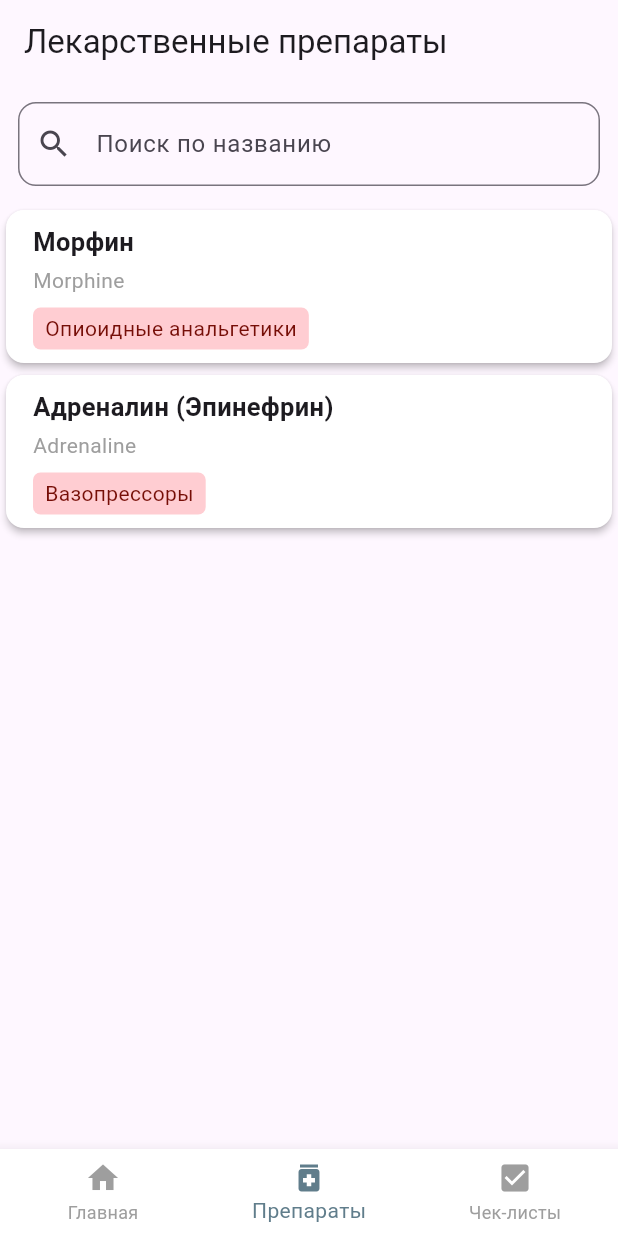
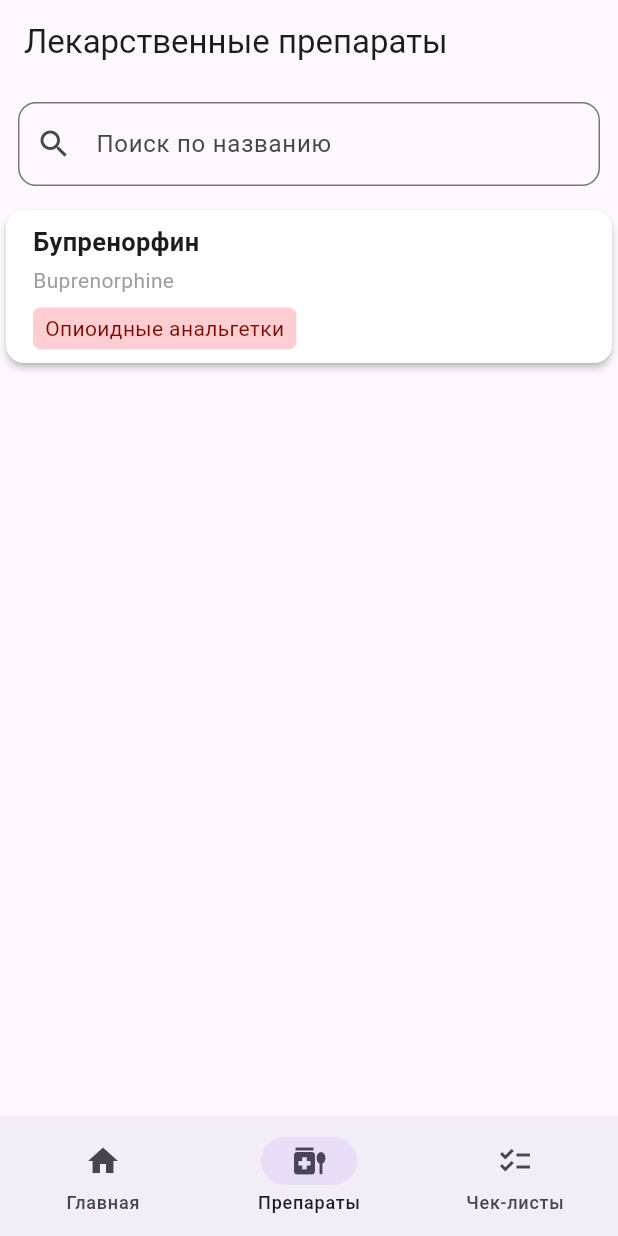
Before and after one commit to stupalovsava-png/flutter_application_military_directory, a Flutter app: the screen it shows after launch, item 2 of the bottom bar chosen, on a phone screen of 412 x 824 dp. Run offline on Flutter 3.47's test engine with Material 3 defaults, Android fonts, the phone set to English and light mode, and no system bars.

Commit message:
2 commit

```diff
--- a/lib/data/drugs/drug_model.dart
+++ b/lib/data/drugs/drug_model.dart
@@ -1,3 +1,5 @@
+import 'package:flutter/material.dart';
+
 class DrugModel {
   int id;
   String name;
@@ -10,10 +12,14 @@ class DrugModel {
   String dosage;
   String contraindications;
   String releaseForm;
+  String interaction;
+  String caution;
+  String additionial;
 
   DrugModel({
     required this.description,
     required this.group,
+    required this.additionial,
     required this.id,
     required this.latinName,
     required this.name,
@@ -23,5 +29,7 @@ class DrugModel {
     required this.contraindications,
     required this.dosage,
     required this.releaseForm,
+    required this.interaction,
+    required this.caution,
   });
 }
--- a/lib/data/drugs/drugs_data.dart
+++ b/lib/data/drugs/drugs_data.dart
@@ -2,29 +2,25 @@ import 'package:flutter_application_military_directory/data/drugs/drug_model.dar
 
 final List<DrugModel> drugList = [
   DrugModel(
-    description: 'description',
-    group: 'Опиоидные анальгетики',
-    id: 1,
-    name: 'Морфин',
-    sideEffects: 'sideEffects',
-    latinName: 'Morphine',
-    form: '',
-    indications: '',
-    contraindications: '',
+    description:
+        'Опиоидный анальгетик, частичный агонист μ-рецепторов с некоторой антагонистической активностью в отношении κ-рецепторов. По эффективности несколько уступает морфину. Продолжительность действия больше, чем у морфина - около 6 ч, что обусловлено более прочным связыванием с рецепторами. Угнетает дыхательный центр в меньшей степени, чем морфин.',
+    group: 'Опиоидные анальгетки',
+    id: 3,
+    name: "Бупренорфин",
+    sideEffects:
+        'Со стороны пищеварительной системы: тошнота, рвота, сухость во рту.Со стороны ЦНС: головная боль, депрессия, заторможенность, угнетение дыхательного центра, замедление скорости психических и двигательных реакций.Со стороны сердечно-сосудистой системы: снижение АД.Прочие: одышка, повышенное потоотделение, кожная сыпь.',
+    latinName: 'Buprenorphine',
+    indications: 'Острая и хроническая боль.',
+    contraindications:
+        'Угнетение дыхательного центра, беременность, лактация, детский возраст до 12 лет, повышенная чувствительность к бупренорфину.',
     dosage: '',
     releaseForm: '',
-  ),
-  DrugModel(
-    description: 'description',
-    group: 'Вазопрессоры',
-    id: 2,
-    name: "Адреналин (Эпинефрин)",
-    sideEffects: 'sideEffects',
-    latinName: 'Adrenaline',
-    form: '',
-    indications: '',
-    contraindications: '',
-    dosage: '',
-    releaseForm: '',
+    form: 'Шприц-тюбик, ампулы',
+    caution:
+        'При нарушении функции дыхания, при печеночной и/или почечной недостаточности, микседеме, гипотиреозе, надпочечниковой недостаточности, угнетении ЦНС, черепно-мозговой травме, токсическом психозе, гипертрофии предстательной железы',
+    interaction:
+        'потенцирует действие опиоидных анальгетиков, фенотиазинов, анксиолитиков, седативных, снотворных, средств для наркоза, этанола, ингибиторов МАО.',
+    additionial:
+        'Способ введения: внутримышечно с интервалом 6-8 ч \nНачало действия: через 10-15 минут \nДлительность действия: 2 – 7 ч',
   ),
 ];
--- /dev/null
+++ b/lib/navigation/app_routes.dart
@@ -0,0 +1,40 @@
+// app_routes.dart
+import 'package:flutter/material.dart';
+
+import 'package:flutter_application_military_directory/presentation/main_screen.dart';
+import 'package:flutter_application_military_directory/presentation/drugs/drug_screen.dart';
+import 'package:flutter_application_military_directory/presentation/chek_list/check_lists.dart';
+
+enum AppScreen {
+  main,
+  drugs,
+  checklists;
+
+  // Возвращает соответствующий виджет экрана
+  Widget get screen => switch (this) {
+    AppScreen.main => const MainScreen(),
+    AppScreen.drugs => const DrugScreen(),
+    AppScreen.checklists => const CheckLists(),
+  };
+
+  // Название для отображения в BottomNavigationBar
+  String get label => switch (this) {
+    AppScreen.main => 'Главная',
+    AppScreen.drugs => 'Препараты',
+    AppScreen.checklists => 'Чек-листы',
+  };
+
+  // Иконка для BottomNavigationBar
+  IconData get icon => switch (this) {
+    AppScreen.main => Icons.home,
+    AppScreen.drugs => Icons.medication,
+    AppScreen.checklists => Icons.checklist,
+  };
+
+  // Иконка активная (если хочешь отдельную)
+  IconData get activeIcon => switch (this) {
+    AppScreen.main => Icons.home_filled,
+    AppScreen.drugs => Icons.medication_liquid,
+    AppScreen.checklists => Icons.checklist_rounded,
+  };
+}
--- a/lib/navigation/navigation.dart
+++ /dev/null
@@ -1 +0,0 @@
-enum Screens {}
--- a/lib/presentation/app_shell.dart
+++ b/lib/presentation/app_shell.dart
@@ -1,7 +1,6 @@
 import 'package:flutter/material.dart';
-import 'package:flutter_application_military_directory/presentation/chek_list/check_lists.dart';
-import 'package:flutter_application_military_directory/presentation/drugs/drug_screen.dart';
-import 'package:flutter_application_military_directory/presentation/main_screen.dart';
+import 'package:flutter_application_military_directory/navigation/app_routes.dart';
+
 import 'package:flutter_application_military_directory/presentation/widgets/bottom_navigation.dart';
 
 class AppShell extends StatefulWidget {
@@ -13,10 +12,10 @@ class AppShell extends StatefulWidget {
 
 class _AppShellState extends State<AppShell> {
   int _currentIndex = 0;
-  final List<Widget> _screens = const [
-    MainScreen(),
-    DrugScreen(),
-    CheckLists(),
+  List<AppScreen> get _bottomNavScreens => [
+    AppScreen.main,
+    AppScreen.drugs,
+    AppScreen.checklists,
   ];
   void _onTap(int index) {
     setState(() {
@@ -26,11 +25,17 @@ class _AppShellState extends State<AppShell> {
 
   @override
   Widget build(BuildContext context) {
+    final currentScreen = _bottomNavScreens[_currentIndex];
+
     return Scaffold(
-      body: IndexedStack(index: _currentIndex, children: _screens),
+      body: IndexedStack(
+        index: _currentIndex,
+        children: _bottomNavScreens.map((screen) => screen.screen).toList(),
+      ),
       bottomNavigationBar: BottomNavigation(
         currentIndex: _currentIndex,
         onTap: _onTap,
+        screens: _bottomNavScreens,
       ),
     );
   }
--- a/lib/presentation/drugs/drugs_detail_screen.dart
+++ b/lib/presentation/drugs/drugs_detail_screen.dart
@@ -85,6 +85,9 @@ class DrugDetailScreen extends StatelessWidget {
               ),
 
               const SizedBox(height: 28),
+              // Форма выпуска
+              _buildSectionTitle('Способ действия'),
+              Text(drug.description, style: const TextStyle(fontSize: 16)),
 
               // Форма выпуска
               _buildSectionTitle('Форма выпуска'),
@@ -102,18 +105,22 @@ class DrugDetailScreen extends StatelessWidget {
               const SizedBox(height: 24),
 
               // Дозировка и применение
-              _buildSectionTitle('Дозировка и применение'),
-              Text(
-                drug.dosage,
-                style: const TextStyle(fontSize: 16, height: 1.5),
-              ),
-
+              // _buildSectionTitle('Дозировка и применение'),
+              // Text(
+              //   drug.dosage,
+              //   style: const TextStyle(fontSize: 16, height: 1.5),
+              // ),
               const SizedBox(height: 24),
 
               // Противопоказания (в жёлтой плашке, как на скриншоте)
               _buildWarningSection(
                 title: 'Противопоказания',
                 content: drug.contraindications,
+              ),
+              _buildSectionTitle('С осторожностью'),
+              Text(
+                drug.caution,
+                style: const TextStyle(fontSize: 16, height: 1.5),
               ),
 
               const SizedBox(height: 24),
@@ -122,6 +129,11 @@ class DrugDetailScreen extends StatelessWidget {
               _buildSectionTitle('Побочные эффекты'),
               Text(
                 drug.sideEffects,
+                style: const TextStyle(fontSize: 16, height: 1.5),
+              ),
+              _buildSectionTitle('Подробности'),
+              Text(
+                drug.additionial,
                 style: const TextStyle(fontSize: 16, height: 1.5),
               ),
             ],
--- a/lib/presentation/main_screen.dart
+++ b/lib/presentation/main_screen.dart
@@ -1,18 +1,53 @@
+// main_screen.dart (пример)
 import 'package:flutter/material.dart';
+import 'package:flutter_application_military_directory/navigation/app_routes.dart';
 
 class MainScreen extends StatelessWidget {
   const MainScreen({super.key});
 
   @override
   Widget build(BuildContext context) {
+    final allScreens = AppScreen.values; // или свой список для карточек
+
     return Scaffold(
-      appBar: AppBar(title: Text('Войсковой врач'), centerTitle: false),
-      body: SafeArea(child: Column(children: [
+      appBar: AppBar(title: const Text('Войсковой врач')),
+      body: Padding(
+        padding: const EdgeInsets.all(16.0),
+        child: GridView.builder(
+          gridDelegate: const SliverGridDelegateWithFixedCrossAxisCount(
+            crossAxisCount: 2,
+            crossAxisSpacing: 16,
+            mainAxisSpacing: 16,
+          ),
+          itemCount: allScreens.length,
+          itemBuilder: (context, index) {
+            final screen = allScreens[index];
 
-
-
-        ],
-      )),
+            return Card(
+              elevation: 4,
+              child: InkWell(
+                onTap: () {
+                  ScaffoldMessenger.of(context).showSnackBar(
+                    SnackBar(content: Text('Переход к: ${screen.label}')),
+                  );
+                },
+                child: Column(
+                  mainAxisAlignment: MainAxisAlignment.center,
+                  children: [
+                    Icon(screen.icon, size: 48),
+                    const SizedBox(height: 12),
+                    Text(
+                      screen.label,
+                      style: const TextStyle(fontSize: 18),
+                      textAlign: TextAlign.center,
+                    ),
+                  ],
+                ),
+              ),
+            );
+          },
+        ),
+      ),
     );
   }
 }
--- a/lib/presentation/widgets/bottom_navigation.dart
+++ b/lib/presentation/widgets/bottom_navigation.dart
@@ -1,35 +1,31 @@
+// bottom_navigation.dart
 import 'package:flutter/material.dart';
+import 'package:flutter_application_military_directory/navigation/app_routes.dart';
 
 class BottomNavigation extends StatelessWidget {
   final int currentIndex;
   final ValueChanged<int> onTap;
+  final List<AppScreen> screens;
+
   const BottomNavigation({
     super.key,
     required this.currentIndex,
     required this.onTap,
+    required this.screens,
   });
 
   @override
   Widget build(BuildContext context) {
-    return BottomNavigationBar(
-      currentIndex: currentIndex,
-      onTap: onTap,
-      items: const <BottomNavigationBarItem>[
-        BottomNavigationBarItem(icon: Icon(Icons.home), label: 'Главная'),
-        BottomNavigationBarItem(
-          icon: Icon(Icons.medication),
-          label: 'Препараты',
-        ),
-        BottomNavigationBarItem(
-          icon: Icon(Icons.check_box),
-          label: 'Чек-листы',
-        ),
-      ],
-      selectedItemColor: Colors.blueGrey,
-      unselectedItemColor: Colors.grey,
-      backgroundColor: Colors.white,
-
-      type: BottomNavigationBarType.fixed,
+    return NavigationBar(
+      selectedIndex: currentIndex,
+      onDestinationSelected: onTap,
+      destinations: screens.map((screen) {
+        return NavigationDestination(
+          icon: Icon(screen.icon),
+          selectedIcon: Icon(screen.activeIcon),
+          label: screen.label,
+        );
+      }).toList(),
     );
   }
 }
--- a/pubspec.yaml
+++ b/pubspec.yaml
@@ -9,6 +9,8 @@ environment:
 dependencies:
   flutter:
     sdk: flutter
+  riverpod_annotation: ^4.0.2
+  flutter_riverpod: ^3.3.1
 
 dev_dependencies:
   flutter_test:
```
Also changed, not shown: pubspec.lock.
